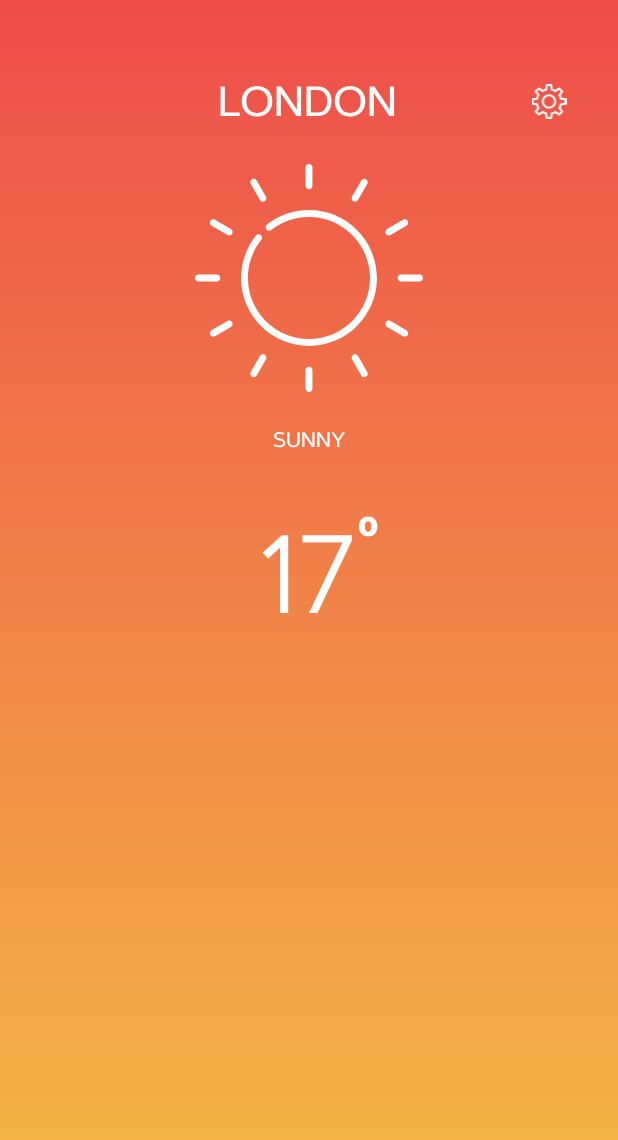
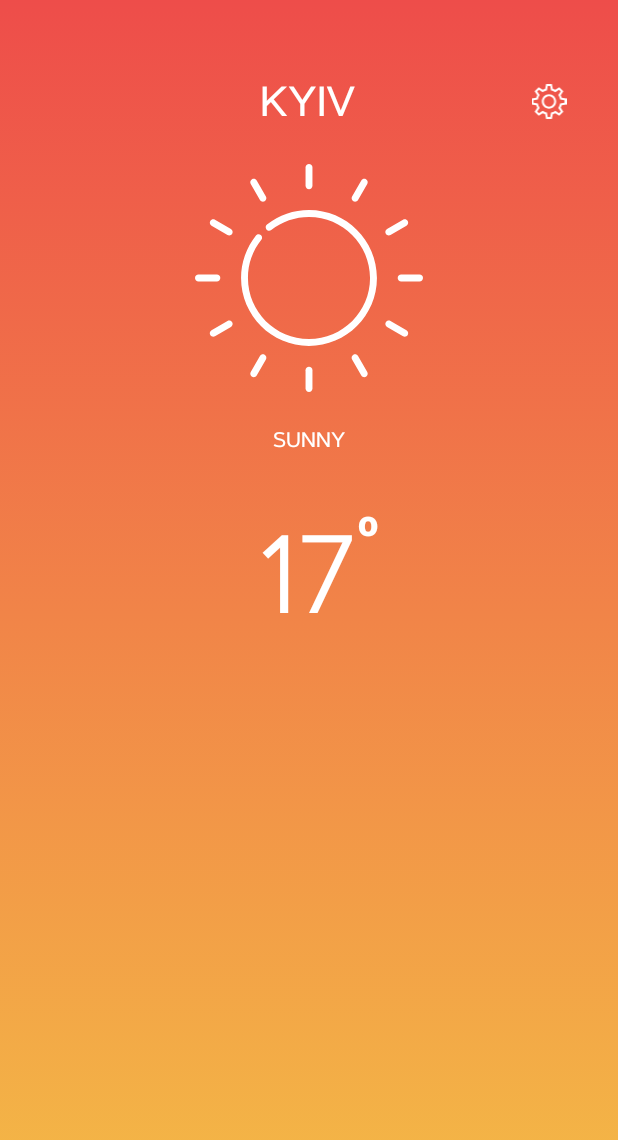
Before and after one commit to DmitriyDyshuk/DyshukForecast, an Android app: the screen it shows after launch (MainActivity), on a phone screen of 412 x 824 dp. Shown: the top 1140 px of the screen. Run offline under Robolectric (Android 15) with nearby library versions, the phone set to English and light mode, and no system bars; libraries missing offline, so code that uses them is left out: com.androidnetworking, com.androidnetworking.common, com.androidnetworking.error, com.androidnetworking.interfaces; 3 statements that could not run were skipped.

```diff
--- a/app/build.gradle
+++ b/app/build.gradle
@@ -37,5 +37,6 @@ dependencies {
 
     implementation 'androidx.recyclerview:recyclerview:1.1.0'
     implementation 'com.amitshekhar.android:android-networking:1.0.2'
+    implementation 'com.google.android.libraries.places:places:2.3.0'
 
 }
--- /dev/null
+++ b/app/src/main/java/com/example/dyshukforecast/App.kt
@@ -0,0 +1,13 @@
+package com.example.dyshukforecast
+
+import android.app.Application
+import com.google.android.libraries.places.api.Places
+
+class App : Application() {
+
+    override fun onCreate() {
+        super.onCreate()
+        Places.initialize(this, "AIzaSyCxedWHYRrqJJGEGHmwXT3iZnJZ446uRNM")
+    }
+
+}
--- a/app/src/main/java/com/example/dyshukforecast/MainActivity.kt
+++ b/app/src/main/java/com/example/dyshukforecast/MainActivity.kt
@@ -1,38 +1,60 @@
 package com.example.dyshukforecast
 
+import android.app.Activity
+import android.content.Intent
 import androidx.appcompat.app.AppCompatActivity
 import android.os.Bundle
 import android.util.Log
+import android.widget.Toast
 import com.androidnetworking.AndroidNetworking
 import com.androidnetworking.common.Priority
 import com.androidnetworking.error.ANError
 import com.androidnetworking.interfaces.JSONObjectRequestListener
+import com.google.android.gms.maps.model.LatLng
+import com.google.android.libraries.places.api.model.Place
+import com.google.android.libraries.places.widget.Autocomplete
+import com.google.android.libraries.places.widget.AutocompleteActivity
+import com.google.android.libraries.places.widget.model.AutocompleteActivityMode
 import kotlinx.android.synthetic.main.activity_main.*
 import org.json.JSONObject
 
 class MainActivity : AppCompatActivity() {
 
+    private val AUTOCOMPLETE_REQUEST_CODE = 54
+
     override fun onCreate(savedInstanceState: Bundle?) {
         super.onCreate(savedInstanceState)
         setContentView(R.layout.activity_main)
         AndroidNetworking.initialize(applicationContext)
-        makeRequest()
+        makeRequest(null)
+
+        ivSearch.setOnClickListener {
+            // Set the fields to specify which types of place data to
+            // return after the user has made a selection.
+            val fields = listOf(Place.Field.ID, Place.Field.NAME, Place.Field.LAT_LNG)
+
+            // Start the autocomplete intent.
+            val intent = Autocomplete.IntentBuilder(AutocompleteActivityMode.OVERLAY, fields)
+                .build(this)
+            startActivityForResult(intent, AUTOCOMPLETE_REQUEST_CODE)
+        }
     }
 
 
-    private fun makeRequest(){
-        AndroidNetworking.get("https://api.openweathermap.org/data/2.5/weather")
-            .addQueryParameter("q", "Dnipro")
+
+    private fun makeRequest(latLng: LatLng?){
+        AndroidNetworking.get("https://api.openweathermap.org/data/2.5/onecall")
+            .addQueryParameter("lat", "${latLng?.latitude ?: 50.4501}" )
+            .addQueryParameter("lon", "${latLng?.longitude ?: 30.5234}")
             .addQueryParameter("appid", "eb7d05cd954e0b91e47b916c41b3cd31")
             .setPriority(Priority.HIGH)
             .build()
             .getAsJSONObject(object : JSONObjectRequestListener{
                 override fun onResponse(response: JSONObject) {
-                    val main = response.getJSONObject("main")
+                    val main = response.getJSONObject("current")
                     val temperature = main.getInt("temp")
-                    val name = response.getString("name")
 
-                    val weatherArray = response.getJSONArray("weather")
+                    val weatherArray = main.getJSONArray("weather")
                     for (i in 0 until weatherArray.length()) {
                         val weatherResult = weatherArray.getJSONObject(i)
                         val description = weatherResult.getString("description")
@@ -48,7 +70,7 @@ class MainActivity : AppCompatActivity() {
                     }
 
                     tvTemperature.text = celsius.toInt().toString()
-                    tvCity.text = name
+
                 }
 
                 override fun onError(error: ANError?) {
@@ -56,4 +78,23 @@ class MainActivity : AppCompatActivity() {
                 }
             })
     }
+
+    override fun onActivityResult(requestCode: Int, resultCode: Int, data: Intent?) {
+        if (requestCode == AUTOCOMPLETE_REQUEST_CODE) {
+            when (resultCode) {
+                Activity.RESULT_OK -> {
+                    data?.let {
+                        val place = Autocomplete.getPlaceFromIntent(data)
+                        Log.i("PojiloyResult", "Place: ${place.name}, ${place.id}, ${place.latLng?.latitude}, ${place.latLng?.longitude}")
+                        tvCity.text = place.name
+                        makeRequest(place.latLng)
+                    }
+                }
+                AutocompleteActivity.RESULT_ERROR -> {
+                    Toast.makeText(this, "Что-то пошло не так", Toast.LENGTH_LONG).show()
+                }
+            }
+        }
+        super.onActivityResult(requestCode, resultCode, data)
+    }
 }
--- a/app/src/main/res/layout/activity_main.xml
+++ b/app/src/main/res/layout/activity_main.xml
@@ -23,15 +23,15 @@
             android:id="@+id/tvCity"
             android:layout_width="0dp"
             android:layout_height="wrap_content"
+            android:layout_marginStart="86dp"
+            android:layout_marginEnd="12dp"
             android:layout_weight="2"
-            android:text="London"
+            android:fontFamily="@font/artegra_medium"
+            android:gravity="center"
+            android:text="Kyiv"
             android:textAllCaps="true"
-            android:textSize="28sp"
             android:textColor="@color/colorWhite"
-            android:fontFamily="@font/artegra_medium"
-            android:layout_marginEnd="12dp"
-            android:gravity="center"
-            android:layout_marginStart="86dp"/>
+            android:textSize="28sp" />
 
         <ImageView
             android:id="@+id/ivSearch"
@@ -108,14 +108,13 @@
         app:layout_constraintTop_toTopOf="@+id/tvTemperature"
         app:layout_constraintStart_toEndOf="@id/tvTemperature"/>
 
-    <androidx.recyclerview.widget.RecyclerView
-        android:id="@+id/rvForecast"
+    <androidx.viewpager.widget.ViewPager
+        android:id="@+id/vpForecast"
         android:layout_width="match_parent"
-        android:layout_height="wrap_content"
-        android:layout_marginBottom="32dp"
-        app:layout_constraintStart_toStartOf="parent"
+        android:layout_height="0dp"
+        app:layout_constraintTop_toBottomOf="@id/tvTemperature"
+        app:layout_constraintBottom_toBottomOf="parent"
         app:layout_constraintEnd_toEndOf="parent"
-        app:layout_constraintBottom_toBottomOf="parent"
-        android:visibility="gone"/>
+        app:layout_constraintStart_toStartOf="parent" />
 
 </androidx.constraintlayout.widget.ConstraintLayout>
```
Also changed, not shown: app/src/main/AndroidManifest.xml (+7 -1 lines), app/src/main/java/com/example/dyshukforecast/presenter/ForecastAdapter.kt (+25 -15 lines), app/src/main/java/com/example/dyshukforecast/presenter/fragments/ForecastFragment.kt (added, +20 -0 lines).
